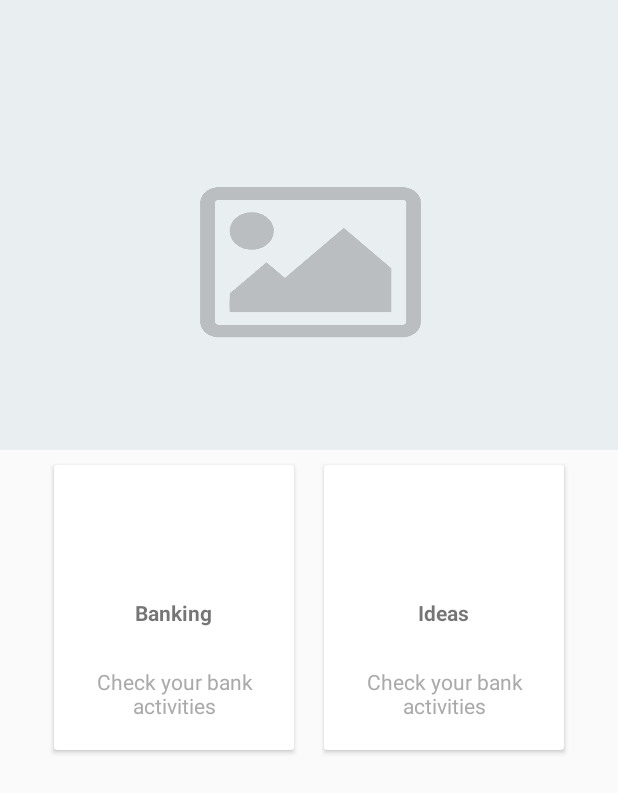
After one commit to ilham31/obatherbalApp, an Android app: the layout activity_detail_crude.xml on its own in the app's theme, with its tools: preview values and no code run, on a phone screen of 412 x 824 dp. The commit adds this screen. Shown: the top 793 px of the screen. Run offline under Robolectric (Android 15) with nearby library versions, the phone set to English and light mode, and no system bars.

Commit message:
crude model,adapter,detail,cari crude

```diff
--- a/app/src/main/AndroidManifest.xml
+++ b/app/src/main/AndroidManifest.xml
@@ -1,6 +1,7 @@
 <?xml version="1.0" encoding="utf-8"?>
 <manifest xmlns:android="http://schemas.android.com/apk/res/android"
     package="com.example.ilham.obatherbal">
+
     <uses-permission android:name="android.permission.INTERNET" />
 
     <application
@@ -17,7 +18,8 @@
                 <category android:name="android.intent.category.LAUNCHER" />
             </intent-filter>
         </activity>
-        <activity android:name=".herbalJava.detailHerbal"></activity>
+        <activity android:name=".herbalJava.detailHerbal" />
+        <activity android:name=".crudeJava.detailCrude"></activity>
     </application>
 
 </manifest>
--- a/app/src/main/java/com/example/ilham/obatherbal/MainActivity.java
+++ b/app/src/main/java/com/example/ilham/obatherbal/MainActivity.java
@@ -9,13 +9,14 @@ import android.os.Bundle;
 import android.view.MenuItem;
 import android.widget.FrameLayout;
 
+import com.example.ilham.obatherbal.crudeJava.crude;
 import com.example.ilham.obatherbal.herbalJava.herbal;
 
 public class MainActivity extends AppCompatActivity {
     private BottomNavigationView bottomNavigationView;
     private FrameLayout frameLayout;
     private com.example.ilham.obatherbal.herbalJava.herbal herbal;
-    private crude crude;
+    private com.example.ilham.obatherbal.crudeJava.crude crude;
     private database database;
     private analysis analysis;
     private compound compound;
--- /dev/null
+++ b/app/src/main/res/layout/activity_detail_crude.xml
@@ -0,0 +1,137 @@
+<?xml version="1.0" encoding="utf-8"?>
+<android.support.design.widget.CoordinatorLayout xmlns:android="http://schemas.android.com/apk/res/android"
+    xmlns:app="http://schemas.android.com/apk/res-auto"
+    xmlns:tools="http://schemas.android.com/tools"
+    android:layout_width="match_parent"
+    android:layout_height="match_parent"
+    tools:context=".crudeJava.detailCrude">
+    <android.support.design.widget.AppBarLayout
+        android:id="@+id/appbar"
+        android:layout_width="match_parent"
+        android:layout_height="300dp"
+        android:fitsSystemWindows="true"
+        android:theme="@style/ThemeOverlay.AppCompat.Dark.ActionBar"
+        >
+        <android.support.design.widget.CollapsingToolbarLayout
+            android:id="@+id/collapsingtoolbar"
+            android:layout_width="match_parent"
+            android:layout_height="350dp"
+            app:layout_scrollFlags="scroll|exitUntilCollapsed"
+            app:contentScrim="?attr/colorPrimary"
+            app:expandedTitleTextAppearance="@android:color/transparent"
+            android:fitsSystemWindows="true"
+
+            >
+
+            <ImageView
+                android:id="@+id/detailCrudePic"
+                android:layout_width="match_parent"
+                android:layout_height="match_parent"
+                android:fitsSystemWindows="true"
+                android:scaleType="centerCrop"
+                app:layout_collapseMode="parallax"
+                android:background="@drawable/imageplaceholder"/>
+
+            <android.support.v7.widget.Toolbar
+                android:id="@+id/toolbar"
+                android:layout_width="match_parent"
+                android:layout_height="?attr/actionBarSize"
+                app:layout_collapseMode="pin"
+                >
+
+            </android.support.v7.widget.Toolbar>
+
+
+        </android.support.design.widget.CollapsingToolbarLayout>
+
+    </android.support.design.widget.AppBarLayout>
+
+    <android.support.v4.widget.NestedScrollView
+        android:layout_width="match_parent"
+        android:layout_height="match_parent"
+        app:layout_behavior="@string/appbar_scrolling_view_behavior"
+        >
+        <LinearLayout
+            android:clipToPadding="false"
+            android:gravity="center"
+            android:orientation="horizontal"
+            android:layout_width="match_parent"
+            android:layout_height="wrap_content">
+            <android.support.v7.widget.CardView
+                android:foreground="?android:attr/selectableItemBackground"
+                android:clickable="true"
+                android:id="@+id/bankcardId"
+                android:layout_width="160dp"
+                android:layout_height="190dp"
+                android:layout_margin="10dp">
+                <LinearLayout
+                    android:layout_width="match_parent"
+                    android:layout_height="match_parent"
+                    android:orientation="vertical"
+                    android:gravity="center">
+                    <ImageView
+                        android:layout_width="64dp"
+                        android:layout_height="64dp"
+                        android:padding="10dp"/>
+                    <TextView
+                        android:layout_width="wrap_content"
+                        android:layout_height="wrap_content"
+                        android:textStyle="bold"
+                        android:layout_marginTop="10dp"
+                        android:text="Banking"/>
+                    <View
+                        android:layout_width="match_parent"
+                        android:layout_height="1dp"
+                        android:layout_margin="10dp"/>
+                    <TextView
+                        android:layout_width="wrap_content"
+                        android:layout_height="wrap_content"
+                        android:gravity="center"
+                        android:text="Check your bank activities"
+                        android:padding="5dp"
+                        android:textColor="@android:color/darker_gray"/>
+
+                </LinearLayout>
+            </android.support.v7.widget.CardView>
+            <android.support.v7.widget.CardView
+                android:foreground="?android:attr/selectableItemBackground"
+                android:clickable="true"
+                android:layout_width="160dp"
+                android:layout_height="190dp"
+                android:layout_margin="10dp">
+                <LinearLayout
+                    android:layout_width="match_parent"
+                    android:layout_height="match_parent"
+                    android:orientation="vertical"
+                    android:gravity="center">
+                    <ImageView
+                        android:layout_width="64dp"
+                        android:layout_height="64dp"
+                        android:padding="10dp"/>
+                    <TextView
+                        android:layout_width="wrap_content"
+                        android:layout_height="wrap_content"
+                        android:textStyle="bold"
+                        android:layout_marginTop="10dp"
+                        android:text="Ideas"/>
+                    <View
+                        android:layout_width="match_parent"
+                        android:layout_height="1dp"
+                        android:layout_margin="10dp"/>
+                    <TextView
+                        android:layout_width="wrap_content"
+                        android:layout_height="wrap_content"
+                        android:gravity="center"
+                        android:text="Check your bank activities"
+                        android:padding="5dp"
+                        android:textColor="@android:color/darker_gray"/>
+
+                </LinearLayout>
+            </android.support.v7.widget.CardView>
+
+        </LinearLayout>
+
+
+    </android.support.v4.widget.NestedScrollView>
+
+</android.support.design.widget.CoordinatorLayout>
```
Also changed, not shown: app/src/main/java/com/example/ilham/obatherbal/crude.java (deleted, +0 -29 lines), app/src/main/java/com/example/ilham/obatherbal/crudeJava/crude.java (added, +123 -0 lines), app/src/main/java/com/example/ilham/obatherbal/crudeJava/crudeAdapter.java (added, +70 -0 lines), app/src/main/java/com/example/ilham/obatherbal/crudeJava/crudeModel.java (+15 -0 lines), app/src/main/java/com/example/ilham/obatherbal/crudeJava/detailCrude.java (added, +22 -0 lines), app/src/main/res/layout/cardview_crude.xml (added, +46 -0 lines), app/src/main/res/layout/fragment_crude.xml (+29 -3 lines).
